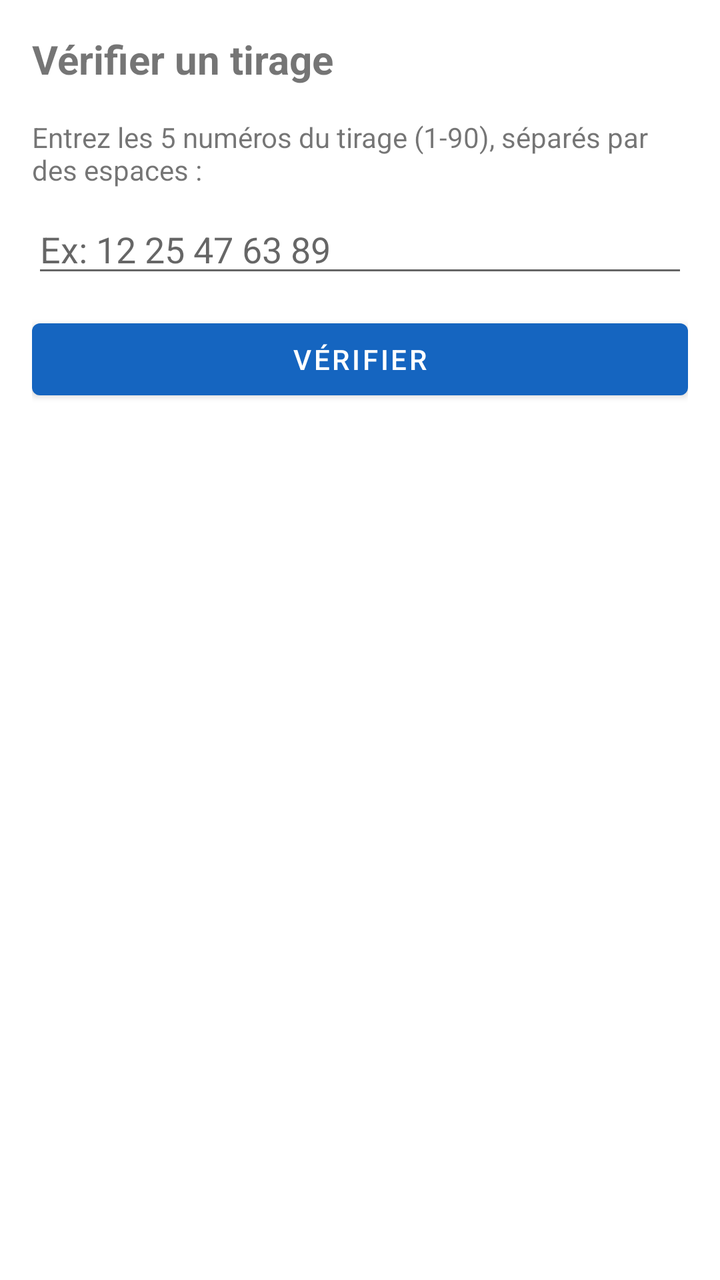
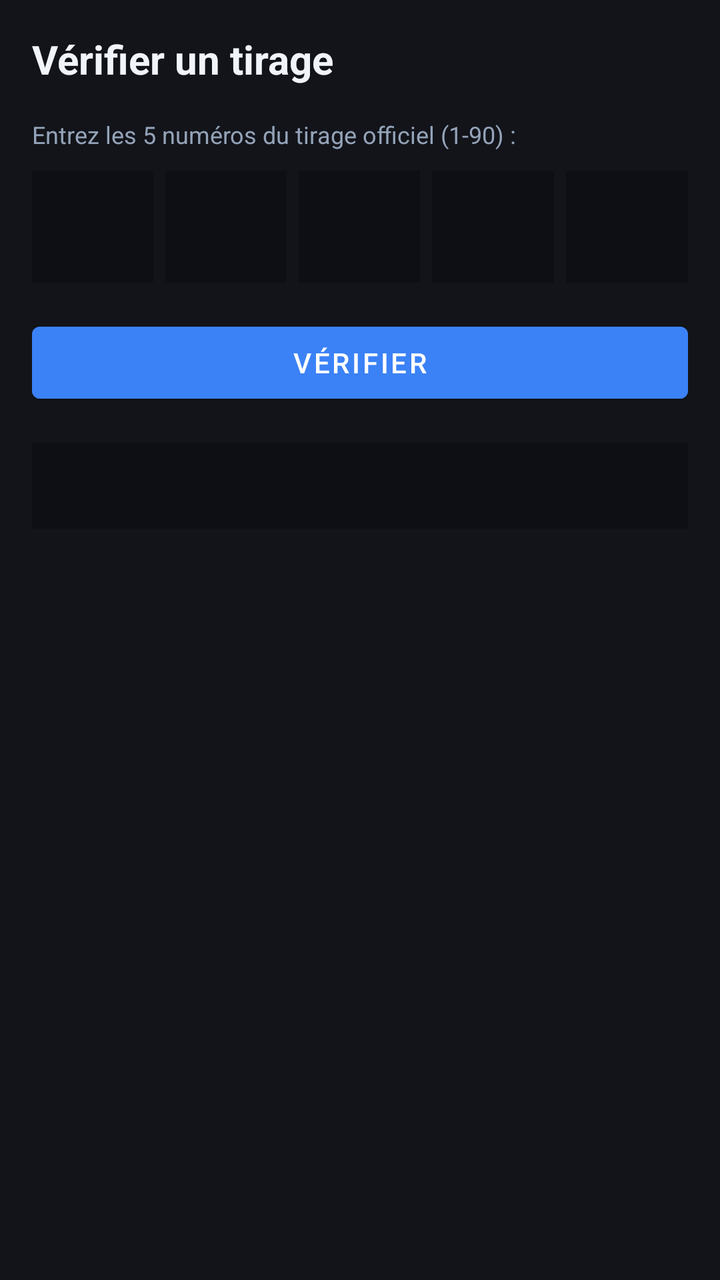

An Android layout rendered at two revisions. The XML below is the earlier revision; the diff shows what the commit changed to produce the second picture.
<!-- AndroidManifest.xml: application theme Theme.SAMEGLOBAL_LOTO5_90 -->
<!-- res/layout/activity_verification.xml -->
<?xml version="1.0" encoding="utf-8"?>
<LinearLayout xmlns:android="http://schemas.android.com/apk/res/android"
    android:layout_width="match_parent"
    android:layout_height="match_parent"
    android:orientation="vertical"
    android:padding="16dp">

    <TextView
        android:layout_width="wrap_content"
        android:layout_height="wrap_content"
        android:text="Vérifier un tirage"
        android:textSize="20sp"
        android:textStyle="bold"
        android:layout_marginBottom="16dp" />

    <TextView
        android:layout_width="wrap_content"
        android:layout_height="wrap_content"
        android:text="Entrez les 5 numéros du tirage (1-90), séparés par des espaces :"
        android:layout_marginBottom="8dp" />

    <EditText
        android:id="@+id/etTirage"
        android:layout_width="match_parent"
        android:layout_height="wrap_content"
        android:hint="Ex: 12 25 47 63 89"
        android:inputType="text"
        android:layout_marginBottom="12dp" />

    <Button
        android:id="@+id/btnVerifierTirage"
        android:layout_width="match_parent"
        android:layout_height="wrap_content"
        android:text="VÉRIFIER"
        android:layout_marginBottom="16dp" />

    <ScrollView
        android:layout_width="match_parent"
        android:layout_height="0dp"
        android:layout_weight="1">

        <TextView
            android:id="@+id/tvResultatVerification"
            android:layout_width="match_parent"
            android:layout_height="wrap_content"
            android:textSize="14sp"
            android:fontFamily="monospace" />

    </ScrollView>

</LinearLayout>
<!-- resources referenced by this layout -->
<resources>
  <style name="Theme.SAMEGLOBAL_LOTO5_90" parent="Theme.MaterialComponents.Light.DarkActionBar">
          <item name="colorPrimary">@color/colorPrimary</item>
          <item name="colorPrimaryVariant">@color/colorPrimaryDark</item>
          <item name="colorOnPrimary">#FFFFFF</item>
          <item name="colorSecondary">@color/colorAccent</item>
          <item name="colorSecondaryVariant">@color/colorAccent</item>
          <item name="colorOnSecondary">#000000</item>
          <item name="android:statusBarColor" tools:targetApi="l">@color/colorPrimaryDark</item>
      </style>
  <color name="colorPrimary">#1565C0</color>
  <color name="colorPrimaryDark">#0D47A1</color>
  <color name="colorAccent">#FFC107</color>
</resources>

<!-- the commit's change to res/layout/activity_verification.xml (unified diff, before → after) -->
@@ -3,6 +3,7 @@
     android:layout_width="match_parent"
     android:layout_height="match_parent"
     android:orientation="vertical"
+    android:background="@color/backgroundDark"
     android:padding="16dp">
 
     <TextView
@@ -11,27 +12,107 @@
         android:text="Vérifier un tirage"
         android:textSize="20sp"
         android:textStyle="bold"
+        android:textColor="@color/textPrimary"
         android:layout_marginBottom="16dp" />
 
     <TextView
         android:layout_width="wrap_content"
         android:layout_height="wrap_content"
-        android:text="Entrez les 5 numéros du tirage (1-90), séparés par des espaces :"
-        android:layout_marginBottom="8dp" />
+        android:text="Entrez les 5 numéros du tirage officiel (1-90) :"
+        android:textColor="@color/textSecondary"
+        android:textSize="12sp"
+        android:layout_marginBottom="10dp" />
 
-    <EditText
-        android:id="@+id/etTirage"
+    <LinearLayout
         android:layout_width="match_parent"
         android:layout_height="wrap_content"
-        android:hint="Ex: 12 25 47 63 89"
-        android:inputType="text"
-        android:layout_marginBottom="12dp" />
+        android:orientation="horizontal"
+        android:gravity="center"
+        android:layout_marginBottom="16dp">
+
+        <EditText
+            android:id="@+id/etCase1"
+            android:layout_width="0dp"
+            android:layout_height="56dp"
+            android:layout_weight="1"
+            android:layout_marginEnd="6dp"
+            android:gravity="center"
+            android:maxLength="2"
+            android:inputType="number"
+            android:textSize="20sp"
+            android:textStyle="bold"
+            android:textColor="@color/textPrimary"
+            android:background="@color/surfaceDarker"
+            android:importantForAutofill="no" />
+
+        <EditText
+            android:id="@+id/etCase2"
+            android:layout_width="0dp"
+            android:layout_height="56dp"
+            android:layout_weight="1"
+            android:layout_marginEnd="6dp"
+            android:gravity="center"
+            android:maxLength="2"
+            android:inputType="number"
+            android:textSize="20sp"
+            android:textStyle="bold"
+            android:textColor="@color/textPrimary"
+            android:background="@color/surfaceDarker"
+            android:importantForAutofill="no" />
+
+        <EditText
+            android:id="@+id/etCase3"
+            android:layout_width="0dp"
+            android:layout_height="56dp"
+            android:layout_weight="1"
+            android:layout_marginEnd="6dp"
+            android:gravity="center"
+            android:maxLength="2"
+            android:inputType="number"
+            android:textSize="20sp"
+            android:textStyle="bold"
+            android:textColor="@color/textPrimary"
+            android:background="@color/surfaceDarker"
+            android:importantForAutofill="no" />
+
+        <EditText
+            android:id="@+id/etCase4"
+            android:layout_width="0dp"
+            android:layout_height="56dp"
+            android:layout_weight="1"
+            android:layout_marginEnd="6dp"
+            android:gravity="center"
+            android:maxLength="2"
+            android:inputType="number"
+            android:textSize="20sp"
+            android:textStyle="bold"
+            android:textColor="@color/textPrimary"
+            android:background="@color/surfaceDarker"
+            android:importantForAutofill="no" />
+
+        <EditText
+            android:id="@+id/etCase5"
+            android:layout_width="0dp"
+            android:layout_height="56dp"
+            android:layout_weight="1"
+            android:gravity="center"
+            android:maxLength="2"
+            android:inputType="number"
+            android:textSize="20sp"
+            android:textStyle="bold"
+            android:textColor="@color/textPrimary"
+            android:background="@color/surfaceDarker"
+            android:importantForAutofill="no" />
+
+    </LinearLayout>
 
     <Button
         android:id="@+id/btnVerifierTirage"
         android:layout_width="match_parent"
         android:layout_height="wrap_content"
         android:text="VÉRIFIER"
+        android:backgroundTint="@color/colorPrimary"
+        android:textColor="#FFFFFF"
         android:layout_marginBottom="16dp" />
 
     <ScrollView
@@ -43,6 +124,9 @@
             android:id="@+id/tvResultatVerification"
             android:layout_width="match_parent"
             android:layout_height="wrap_content"
+            android:background="@color/surfaceDarker"
+            android:padding="12dp"
+            android:textColor="@color/textPrimary"
             android:textSize="14sp"
             android:fontFamily="monospace" />
 
<!-- resource entries referenced after the edit -->
@@ -1,16 +1,28 @@
 <!-- resources referenced by this layout -->
 <resources>
-  <style name="Theme.SAMEGLOBAL_LOTO5_90" parent="Theme.MaterialComponents.Light.DarkActionBar">
+  <color name="backgroundDark">#12141A</color>
+  <style name="Theme.SAMEGLOBAL_LOTO5_90" parent="Theme.MaterialComponents.NoActionBar">
           <item name="colorPrimary">@color/colorPrimary</item>
           <item name="colorPrimaryVariant">@color/colorPrimaryDark</item>
           <item name="colorOnPrimary">#FFFFFF</item>
           <item name="colorSecondary">@color/colorAccent</item>
           <item name="colorSecondaryVariant">@color/colorAccent</item>
-          <item name="colorOnSecondary">#000000</item>
-          <item name="android:statusBarColor" tools:targetApi="l">@color/colorPrimaryDark</item>
+          <item name="colorOnSecondary">#FFFFFF</item>
+  
+          <item name="android:windowBackground">@color/backgroundDark</item>
+          <item name="android:textColorPrimary">@color/textPrimary</item>
+          <item name="android:textColorSecondary">@color/textSecondary</item>
+  
+          <item name="android:statusBarColor" tools:targetApi="l">@color/surfaceDark</item>
+          <item name="android:navigationBarColor" tools:targetApi="l">@color/backgroundDark</item>
+          <item name="android:windowLightStatusBar" tools:targetApi="m">false</item>
       </style>
-  <color name="colorPrimary">#1565C0</color>
-  <color name="colorPrimaryDark">#0D47A1</color>
-  <color name="colorAccent">#FFC107</color>
+  <color name="colorPrimary">#3B82F6</color>
+  <color name="surfaceDarker">#0D0F14</color>
+  <color name="textPrimary">#F1F5F9</color>
+  <color name="textSecondary">#94A3B8</color>
+  <color name="colorPrimaryDark">#1E3A8A</color>
+  <color name="colorAccent">#3B82F6</color>
+  <color name="surfaceDark">#1A1D24</color>
 </resources>
 
